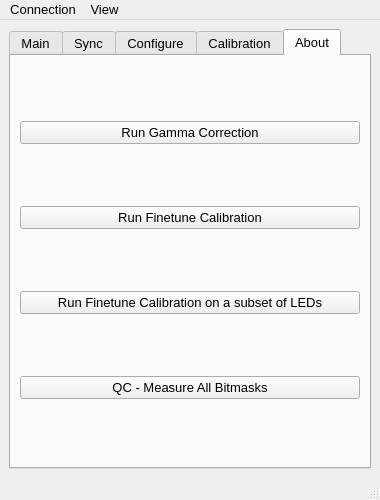
First picture: the form in LedDriverGUI/resources/qt/QtDesigner_GUI.ui, repository berkeley-oz-vision/SixPrimaryProjector, before the edit.
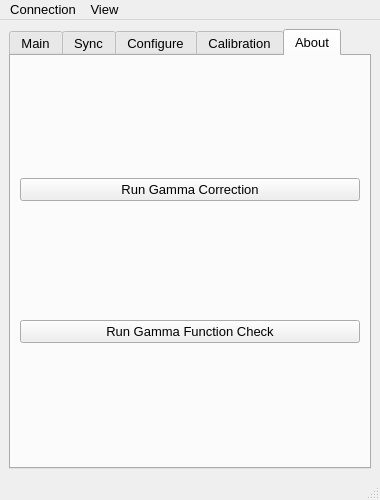
Second picture: the form after the edit. The open tabs and pages were chosen to show the change. Custom widgets are drawn as their Qt base class.

Commit message: push existing changes on computer

```diff
--- a/LedDriverGUI/resources/qt/QtDesigner_GUI.ui
+++ b/LedDriverGUI/resources/qt/QtDesigner_GUI.ui
@@ -4880,27 +4880,7 @@
                 <string>Run through all the bitmasks and calibrate with the last values as the starting points</string>
             </property>
             <property name="text">
-                <string>Run Finetune Calibration</string>
-            </property>
-            </widget>
-        </item>
-        <item row="2" column="0">
-            <widget class="QPushButton" name="finetune_specific_mask">
-            <property name="toolTip">
-                <string>Finetune a particular mask</string>
-            </property>
-            <property name="text">
-                <string>Run Finetune Calibration on a subset of LEDs</string>
-            </property>
-            </widget>
-        </item>
-        <item row="3" column="0">
-            <widget class="QPushButton" name="measure_bitmasks_button">
-            <property name="toolTip">
-                <string>Run through all the bitmasks and make sure they're relatively close to the original measurements.</string>
-            </property>
-            <property name="text">
-                <string>QC - Measure All Bitmasks</string>
+                <string>Run Gamma Function Check</string>
             </property>
             </widget>
         </item>
```
Left out of the diff: 6 changed lines with no effect on the pictures. The commit also changes 8 other files.
